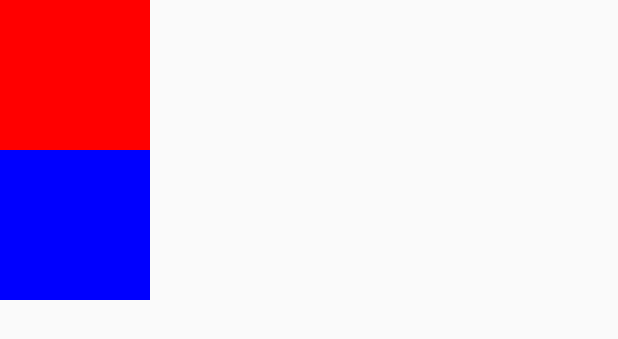
After one commit to SheepYang1993/QQSlidingMenu, an Android app: the layout activity_test.xml on its own in the app's theme, with its tools: preview values and no code run, on a phone screen of 412 x 824 dp. The commit adds this screen. Shown: the top 339 px of the screen. Run offline under Robolectric (Android 15) with nearby library versions, the phone set to English and light mode, and no system bars.

Commit message:
添加DragLayout,重点学习ViewDragHelper; 添加了com.nineoldandroids:library:2.4.0依赖;

```diff
--- a/app/build.gradle
+++ b/app/build.gradle
@@ -23,4 +23,5 @@ dependencies {
     compile fileTree(dir: 'libs', include: ['*.jar'])
     testCompile 'junit:junit:4.12'
     compile 'com.android.support:appcompat-v7:24.0.0'
+    compile 'com.nineoldandroids:library:2.4.0'
 }
--- a/app/src/main/AndroidManifest.xml
+++ b/app/src/main/AndroidManifest.xml
@@ -9,6 +9,8 @@
         android:supportsRtl="true"
         android:theme="@style/AppTheme">
         <activity android:name=".MainActivity">
+        </activity>
+        <activity android:name=".test.TestActivity">
             <intent-filter>
                 <action android:name="android.intent.action.MAIN" />
 
--- /dev/null
+++ b/app/src/main/java/com/sheepyang/qqsliddingmenu/test/DragLayout.java
@@ -0,0 +1,235 @@
+package com.sheepyang.qqsliddingmenu.test;
+
+
+import android.content.Context;
+import android.graphics.Color;
+import android.support.v4.view.ViewCompat;
+import android.support.v4.widget.ViewDragHelper;
+import android.util.AttributeSet;
+import android.util.Log;
+import android.view.MotionEvent;
+import android.view.View;
+import android.widget.FrameLayout;
+
+import com.nineoldandroids.view.ViewHelper;
+import com.sheepyang.qqsliddingmenu.ColorUtil;
+
+public class DragLayout extends FrameLayout {
+	private View redView;// 红孩子
+	private View blueView;// 蓝精灵
+
+	private ViewDragHelper viewDragHelper;
+
+	// 生成父类的构造方法:alt+shift+s->c
+	public DragLayout(Context context, AttributeSet attrs, int defStyle) {
+		super(context, attrs, defStyle);
+		init();
+	}
+
+	public DragLayout(Context context, AttributeSet attrs) {
+		super(context, attrs);
+		init();
+	}
+
+	public DragLayout(Context context) {
+		super(context);
+		init();
+	}
+
+	private void init() {
+		viewDragHelper = ViewDragHelper.create(this, callback);
+	}
+
+	/**
+	 * 当DragLayout的xml布局的结束标签被读取完成会执行该方法，此时会知道自己有几个子View了 一般用来初始化子View的引用
+	 */
+	@Override
+	protected void onFinishInflate() {
+		super.onFinishInflate();
+		redView = getChildAt(0);
+		blueView = getChildAt(1);
+	}
+
+	// @Override
+	// protected void onMeasure(int widthMeasureSpec, int heightMeasureSpec) {
+	// super.onMeasure(widthMeasureSpec, heightMeasureSpec);
+	// //要测量我自己的子View
+	// // int size = getResources().getDimension(R.dimen.width);//100dp
+	// // int measureSpec =
+	// MeasureSpec.makeMeasureSpec(redView.getLayoutParams().width,MeasureSpec.EXACTLY);
+	// // redView.measure(measureSpec,measureSpec);
+	// // blueView.measure(measureSpec, measureSpec);
+	//
+	// //如果说没有特殊的对子View的测量需求，可以用如下方法
+	// measureChild(redView, widthMeasureSpec, heightMeasureSpec);
+	// measureChild(blueView, widthMeasureSpec, heightMeasureSpec);
+	// }
+
+	@Override
+	protected void onLayout(boolean changed, int l, int t, int r, int b) {
+		int left = getPaddingLeft();
+		int top = getPaddingTop();
+		redView.layout(left, top, left + redView.getMeasuredWidth(), top
+				+ redView.getMeasuredHeight());
+		blueView.layout(left, redView.getBottom(),
+				left + blueView.getMeasuredWidth(), redView.getBottom()
+						+ blueView.getMeasuredHeight());
+	}
+
+	@Override
+	public boolean onInterceptTouchEvent(MotionEvent ev) {
+		// 让ViewDragHelper帮我们判断是否应该拦截
+		boolean result = viewDragHelper.shouldInterceptTouchEvent(ev);
+		return result;
+	}
+
+	@Override
+	public boolean onTouchEvent(MotionEvent event) {
+		// 将触摸事件交给ViewDragHelper来解析处理
+		viewDragHelper.processTouchEvent(event);
+		return true;
+	}
+
+	private ViewDragHelper.Callback callback = new ViewDragHelper.Callback() {
+		/**
+		 * 用于判断是否捕获当前child的触摸事件 child: 当前触摸的子View return: true:就捕获并解析 false：不处理
+		 */
+		@Override
+		public boolean tryCaptureView(View child, int pointerId) {
+			return child == blueView || child == redView;
+		}
+
+		/**
+		 * 当view被开始捕获和解析的回调 capturedChild:当前被捕获的子view
+		 */
+		@Override
+		public void onViewCaptured(View capturedChild, int activePointerId) {
+			super.onViewCaptured(capturedChild, activePointerId);
+			// Log.e("tag", "onViewCaptured");
+		}
+
+		/**
+		 * 获取view水平方向的拖拽范围,但是目前不能限制边界,返回的值目前用在手指抬起的时候view缓慢移动的动画世界的计算上面; 最好不要返回0
+		 */
+		@Override
+		public int getViewHorizontalDragRange(View child) {
+			return getMeasuredWidth() - child.getMeasuredWidth();
+		}
+
+		/**
+		 * 获取view垂直方向的拖拽范围，最好不要返回0
+		 */
+		public int getViewVerticalDragRange(View child) {
+			return getMeasuredHeight() - child.getMeasuredHeight();
+		};
+
+		/**
+		 * 控制child在水平方向的移动 left:
+		 * 表示ViewDragHelper认为你想让当前child的left改变的值,left=chile.getLeft()+dx dx:
+		 * 本次child水平方向移动的距离 return: 表示你真正想让child的left变成的值
+		 */
+		@Override
+		public int clampViewPositionHorizontal(View child, int left, int dx) {
+			if (left < 0) {
+				// 限制左边界
+				left = 0;
+			} else if (left > (getMeasuredWidth() - child.getMeasuredWidth())) {
+				// 限制右边界
+				left = getMeasuredWidth() - child.getMeasuredWidth();
+			}
+			return left;
+		}
+
+		/**
+		 * 控制child在垂直方向的移动 top:
+		 * 表示ViewDragHelper认为你想让当前child的top改变的值,top=chile.getTop()+dy dy:
+		 * 本次child垂直方向移动的距离 return: 表示你真正想让child的top变成的值
+		 */
+		public int clampViewPositionVertical(View child, int top, int dy) {
+			if (top < 0) {
+				top = 0;
+			} else if (top > getMeasuredHeight() - child.getMeasuredHeight()) {
+				top = getMeasuredHeight() - child.getMeasuredHeight();
+			}
+			return top;
+		};
+
+		/**
+		 * 当child的位置改变的时候执行,一般用来做其他子View的伴随移动 changedView：位置改变的child
+		 * left：child当前最新的left top: child当前最新的top dx: 本次水平移动的距离 dy: 本次垂直移动的距离
+		 */
+		@Override
+		public void onViewPositionChanged(View changedView, int left, int top,
+				int dx, int dy) {
+			super.onViewPositionChanged(changedView, left, top, dx, dy);
+			if (changedView == blueView) {
+				// blueView移动的时候需要让redView跟随移动
+				redView.layout(redView.getLeft() + dx, redView.getTop() + dy,
+						redView.getRight() + dx, redView.getBottom() + dy);
+			} else if (changedView == redView) {
+				// redView移动的时候需要让blueView跟随移动
+				blueView.layout(blueView.getLeft() + dx,
+						blueView.getTop() + dy, blueView.getRight() + dx,
+						blueView.getBottom() + dy);
+			}
+
+			//1.计算view移动的百分比
+			float fraction = changedView.getLeft()*1f/(getMeasuredWidth()-changedView.getMeasuredWidth());
+			Log.e("tag", "fraction:"+fraction);
+			//2.执行一系列的伴随动画
+			executeAnim(fraction);
+		}
+
+		/**
+		 * 手指抬起的执行该方法， releasedChild：当前抬起的view xvel: x方向的移动的速度 正：向右移动， 负：向左移动
+		 * yvel: y方向移动的速度
+		 */
+		@Override
+		public void onViewReleased(View releasedChild, float xvel, float yvel) {
+			super.onViewReleased(releasedChild, xvel, yvel);
+			int centerLeft = getMeasuredWidth() / 2
+					- releasedChild.getMeasuredWidth() / 2;
+			if (releasedChild.getLeft() < centerLeft) {
+				// 在左半边，应该向左缓慢移动
+				viewDragHelper.smoothSlideViewTo(releasedChild, 0,
+						releasedChild.getTop());
+				ViewCompat.postInvalidateOnAnimation(DragLayout.this);
+			} else {
+				// 在右半边，应该向右缓慢移动
+				viewDragHelper.smoothSlideViewTo(releasedChild,
+						getMeasuredWidth() - releasedChild.getMeasuredWidth(),
+						releasedChild.getTop());
+				ViewCompat.postInvalidateOnAnimation(DragLayout.this);
+			}
+		}
+	};
+	/**
+	 * 执行伴随动画
+	 * @param fraction
+	 */
+	private void executeAnim(float fraction){
+		//fraction: 0 - 1
+		//缩放
+//		ViewHelper.setScaleX(redView, 1+0.5f*fraction);
+//		ViewHelper.setScaleY(redView, 1+0.5f*fraction);
+		//旋转
+//		ViewHelper.setRotation(redView,360*fraction);//围绕z轴转
+		ViewHelper.setRotationX(redView,360*fraction);//围绕x轴转
+//		ViewHelper.setRotationY(redView,360*fraction);//围绕y轴转
+		ViewHelper.setRotationX(blueView,360*fraction);//围绕z轴转
+		//平移
+//		ViewHelper.setTranslationX(redView,80*fraction);
+		//透明
+//		ViewHelper.setAlpha(redView, 1-fraction);
+
+		//设置过度颜色的渐变
+		redView.setBackgroundColor((Integer) ColorUtil.evaluateColor(fraction,Color.RED,Color.GREEN));
+//		setBackgroundColor((Integer) ColorUtil.evaluateColor(fraction,Color.RED,Color.GREEN));
+	}
+
+	public void computeScroll() {
+		if (viewDragHelper.continueSettling(true)) {
+			ViewCompat.postInvalidateOnAnimation(DragLayout.this);
+		}
+	};
+}
--- /dev/null
+++ b/app/src/main/res/layout/activity_test.xml
@@ -0,0 +1,22 @@
+<?xml version="1.0" encoding="utf-8"?>
+<LinearLayout xmlns:android="http://schemas.android.com/apk/res/android"
+    android:layout_width="match_parent"
+    android:layout_height="match_parent"
+    android:orientation="vertical" >
+
+    <com.sheepyang.qqsliddingmenu.test.DragLayout
+        android:layout_width="match_parent"
+        android:layout_height="match_parent" >
+
+        <TextView
+            android:layout_width="@dimen/width"
+            android:layout_height="@dimen/width"
+            android:background="#ff0000" />
+        <TextView
+            android:layout_width="@dimen/width"
+            android:layout_height="@dimen/width"
+            android:background="#0000ff" />
+
+    </com.sheepyang.qqsliddingmenu.test.DragLayout>
+
+</LinearLayout>
--- a/app/src/main/res/values/dimens.xml
+++ b/app/src/main/res/values/dimens.xml
@@ -2,4 +2,5 @@
     <!-- Default screen margins, per the Android Design guidelines. -->
     <dimen name="activity_horizontal_margin">16dp</dimen>
     <dimen name="activity_vertical_margin">16dp</dimen>
+    <dimen name="width">100dp</dimen>
 </resources>
```
Also changed, not shown: app/src/main/java/com/sheepyang/qqsliddingmenu/ColorUtil.java (added, +23 -0 lines), app/src/main/java/com/sheepyang/qqsliddingmenu/test/TestActivity.java (added, +24 -0 lines).
